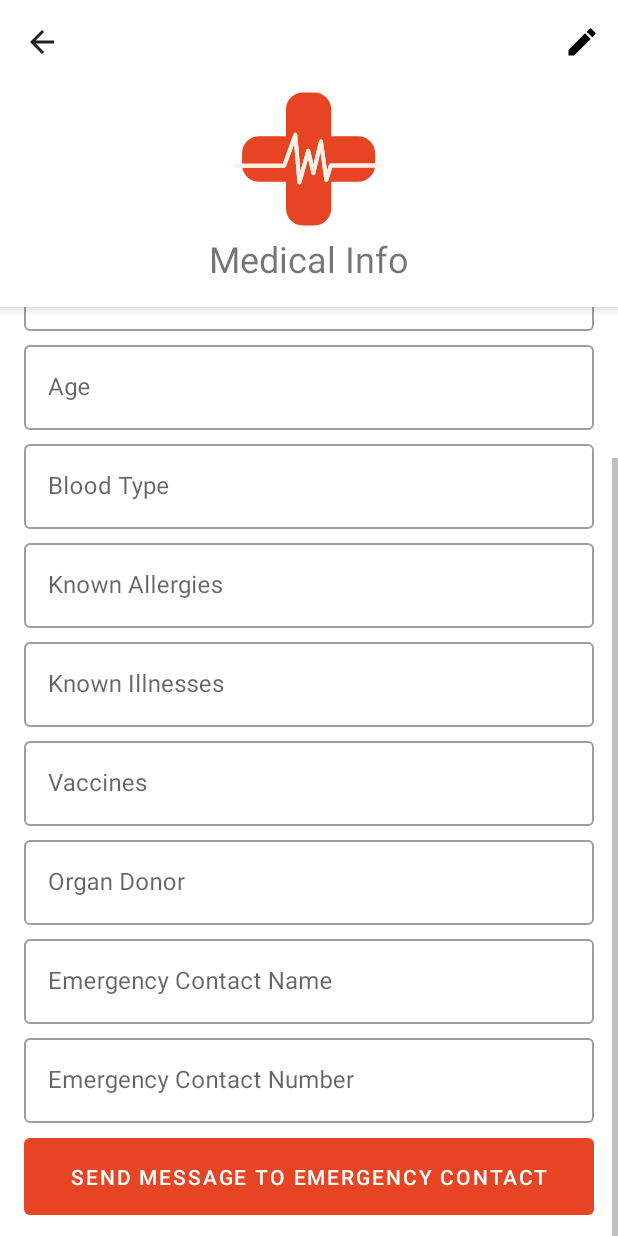
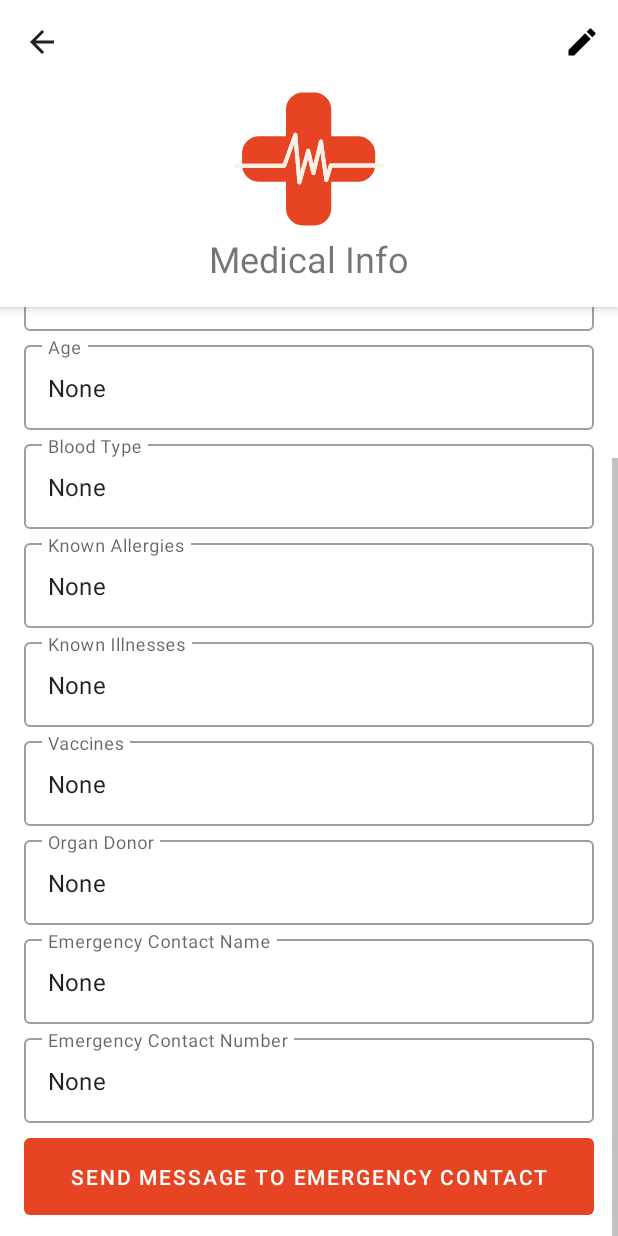
Before and after one commit to ephammer/LifeTag, an Android app: the ProfileInfoActivity screen opened directly, with no data from a screen before it, scrolled down 120 dp, on a phone screen of 412 x 824 dp. Run offline under Robolectric (Android 15) with nearby library versions, the phone set to English and light mode, and no system bars; our stand-ins replace ButterKnife; libraries missing offline, so code that uses them is left out: com.karumi.dexter; Roboto replaces fonts that are not available here; 11 statements that could not run were skipped.

Commit message:
UI improvement

```diff
--- a/app/src/main/java/com/thinkhodl/lifetag/Profile.java
+++ b/app/src/main/java/com/thinkhodl/lifetag/Profile.java
@@ -2,8 +2,16 @@ package com.thinkhodl.lifetag;
 
 public class Profile {
 
-    private String firstName,lastName,age,bloodType,allergies,illnesses,vaccines,
-            isDonor,contactName,contactNumber;
+    private String firstName = "None",
+            lastName = "None",
+            age= "None",
+            bloodType= "None",
+            allergies= "None",
+            illnesses= "None",
+            vaccines= "None",
+            isDonor= "None",
+            contactName= "None",
+            contactNumber= "None";
 
     public Profile(String text){
         String[] splitted = text.split(";", 0);
--- a/app/src/main/res/layout/activity_main.xml
+++ b/app/src/main/res/layout/activity_main.xml
@@ -32,9 +32,8 @@
             android:layout_width="300dp"
             android:layout_height="300dp"
             android:layout_marginStart="8dp"
-            android:layout_marginTop="8dp"
+            android:layout_marginTop="48dp"
             android:layout_marginEnd="8dp"
-            android:layout_marginBottom="8dp"
             android:foregroundGravity="center"
             android:src="@drawable/iphone_perspective_load_01"
             app:layout_constraintEnd_toEndOf="parent"
--- a/app/src/main/res/layout/activity_save_profile.xml
+++ b/app/src/main/res/layout/activity_save_profile.xml
@@ -31,7 +31,7 @@
             android:layout_width="300dp"
             android:layout_height="300dp"
             android:layout_marginStart="8dp"
-            android:layout_marginTop="8dp"
+            android:layout_marginTop="48dp"
             android:layout_marginEnd="8dp"
             android:layout_marginBottom="8dp"
             android:foregroundGravity="center"
```
Also changed, not shown: app/src/main/java/com/thinkhodl/lifetag/MainActivity.java (+14 -0 lines).
